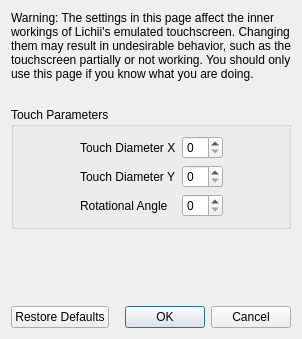
This is src/lichii/configuration/configure_touchscreen_advanced.ui in elnekugm/TuttiFrutti as Qt 5 draws it before an edit. The edited form follows.
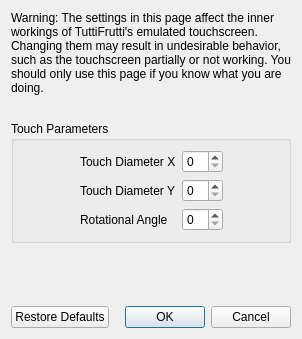
This is the edited form.

Commit message:
Rebrand to TuttiFrutti: name, icon, wordmark and updater repo
A port on Windows keeps its data in a user folder beside the emulator and imports the previous profile on first start.

Patch:
```diff
--- a/src/lichii/configuration/configure_touchscreen_advanced.ui
+++ b/src/lichii/configuration/configure_touchscreen_advanced.ui
@@ -23,7 +23,7 @@
       </size>
      </property>
      <property name="text">
-      <string>Warning: The settings in this page affect the inner workings of Lichii's emulated touchscreen. Changing them may result in undesirable behavior, such as the touchscreen partially or not working. You should only use this page if you know what you are doing.</string>
+      <string>Warning: The settings in this page affect the inner workings of TuttiFrutti's emulated touchscreen. Changing them may result in undesirable behavior, such as the touchscreen partially or not working. You should only use this page if you know what you are doing.</string>
      </property>
      <property name="wordWrap">
       <bool>true</bool>
```
The commit also changes 43 other files.
